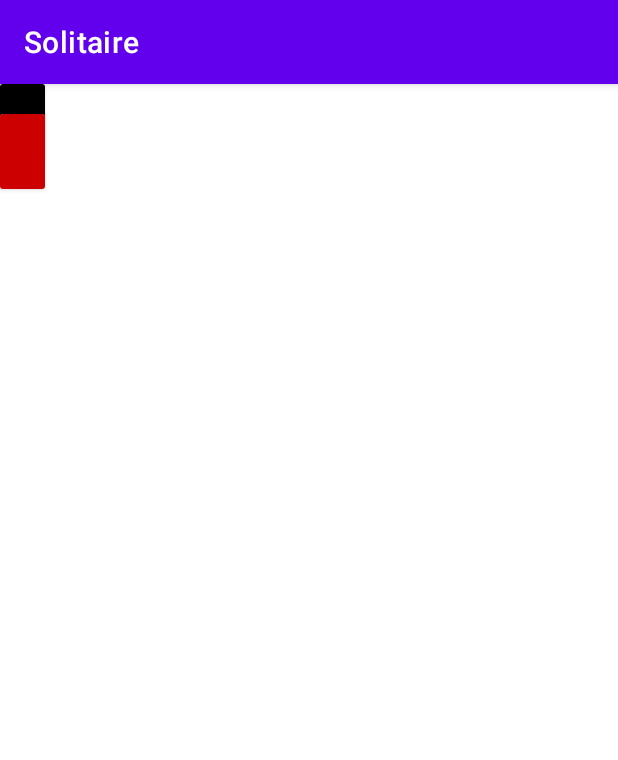
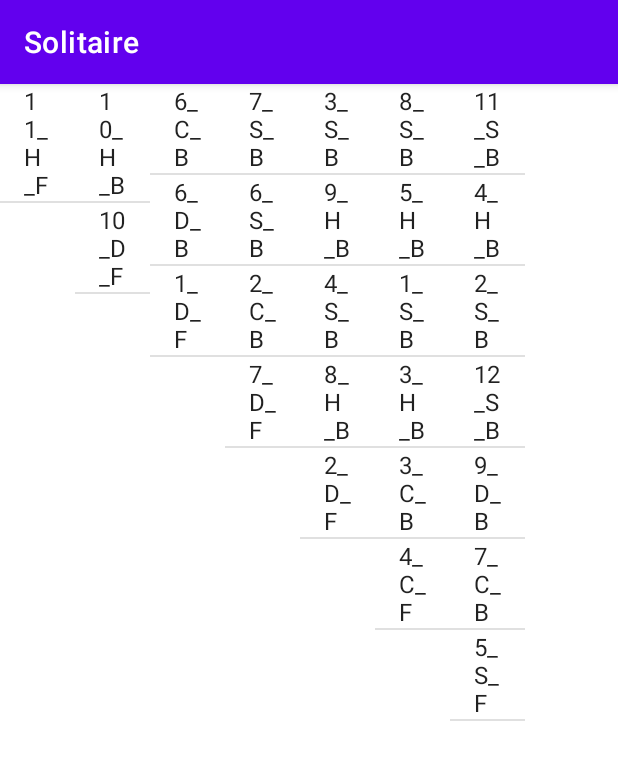
Before and after one commit to kurramkurram/solitaire, an Android app: the screen it shows after launch (MainActivity), on a phone screen of 412 x 824 dp. Shown: the top 760 px of the screen. Run offline under Robolectric (Android 15) with nearby library versions, the phone set to English and light mode, and no system bars.

Commit message:
[Add] Dummy list view

```diff
--- /dev/null
+++ b/app/src/main/java/io/github/kurramkurram/solitaire/view/CardListAdapter.kt
@@ -0,0 +1,28 @@
+package io.github.kurramkurram.solitaire.view
+
+import android.content.Context
+import android.view.LayoutInflater
+import android.view.View
+import android.view.ViewGroup
+import android.widget.ArrayAdapter
+import android.widget.TextView
+import io.github.kurramkurram.solitaire.data.TrumpCard
+
+class CardListAdapter(context: Context, list: List<TrumpCard>) :
+    ArrayAdapter<TrumpCard>(context, 0, list) {
+
+    private val inflater: LayoutInflater = LayoutInflater.from(context)
+
+    override fun getView(position: Int, convertView: View?, parent: ViewGroup): View {
+        var view = convertView
+        if (view == null) {
+            view = inflater.inflate(android.R.layout.simple_list_item_1, parent, false)
+        }
+
+        val data = getItem(position)
+        val text = "${data!!.number.ordinal}_${data.pattern.name[0]}_${data.side.name[0]}"
+        view!!.findViewById<TextView>(android.R.id.text1).text = text
+
+        return view
+    }
+}
--- a/app/src/main/java/io/github/kurramkurram/solitaire/view/SolitaireFragment.kt
+++ b/app/src/main/java/io/github/kurramkurram/solitaire/view/SolitaireFragment.kt
@@ -4,11 +4,13 @@ import android.os.Bundle
 import android.view.LayoutInflater
 import android.view.View
 import android.view.ViewGroup
+import android.widget.Adapter
 import androidx.fragment.app.Fragment
 import androidx.fragment.app.viewModels
 import io.github.kurramkurram.solitaire.R
 import io.github.kurramkurram.solitaire.util.L
 import io.github.kurramkurram.solitaire.viewmodel.SolitaireViewModel
+import kotlinx.android.synthetic.main.fragment_solitaire.*
 
 class SolitaireFragment : Fragment() {
 
@@ -19,12 +21,21 @@ class SolitaireFragment : Fragment() {
         container: ViewGroup?,
         savedInstanceState: Bundle?
     ): View? {
+        solitaireViewModel.initCard()
         return inflater.inflate(R.layout.fragment_solitaire, container, false)
     }
 
     override fun onViewCreated(view: View, savedInstanceState: Bundle?) {
         super.onViewCreated(view, savedInstanceState)
         L.d(TAG, "#onViewCreated")
+
+        listView0.adapter = CardListAdapter(requireContext(), solitaireViewModel.layoutList[0])
+        listView1.adapter = CardListAdapter(requireContext(), solitaireViewModel.layoutList[1])
+        listView2.adapter = CardListAdapter(requireContext(), solitaireViewModel.layoutList[2])
+        listView3.adapter = CardListAdapter(requireContext(), solitaireViewModel.layoutList[3])
+        listView4.adapter = CardListAdapter(requireContext(), solitaireViewModel.layoutList[4])
+        listView5.adapter = CardListAdapter(requireContext(), solitaireViewModel.layoutList[5])
+        listView6.adapter = CardListAdapter(requireContext(), solitaireViewModel.layoutList[6])
     }
 
     companion object {
--- a/app/src/main/java/io/github/kurramkurram/solitaire/viewmodel/SolitaireViewModel.kt
+++ b/app/src/main/java/io/github/kurramkurram/solitaire/viewmodel/SolitaireViewModel.kt
@@ -156,7 +156,7 @@ class SolitaireViewModel : ViewModel() {
                     start += size
                     size++
                     end = start + size
-                    add(list.subList(start, end))
+                    add(mutableList)
                     if (end > TOTAL_CARD_SIZE) {
                         return@run
                     }
--- a/app/src/main/res/layout/fragment_solitaire.xml
+++ b/app/src/main/res/layout/fragment_solitaire.xml
@@ -5,29 +5,71 @@
     android:layout_height="match_parent"
     android:orientation="vertical">
 
-    <androidx.cardview.widget.CardView
-        android:layout_width="30dp"
-        android:layout_height="50dp"
+    <ListView
+        android:id="@+id/listView0"
+        style="@style/SolitaireListStyle"
         app:layout_constraintStart_toStartOf="parent"
-        app:layout_constraintTop_toTopOf="parent">
+        app:layout_constraintTop_toTopOf="parent" />
 
-        <ImageView
-            android:layout_width="match_parent"
-            android:layout_height="match_parent"
-            android:src="@color/black" />
-    </androidx.cardview.widget.CardView>
+    <ListView
+        android:id="@+id/listView1"
+        style="@style/SolitaireListStyle"
+        app:layout_constraintStart_toEndOf="@id/listView0"
+        app:layout_constraintTop_toTopOf="parent" />
 
-    <androidx.cardview.widget.CardView
-        android:layout_width="30dp"
-        android:layout_height="50dp"
-        android:layout_marginTop="20dp"
-        app:layout_constraintStart_toStartOf="parent"
-        app:layout_constraintTop_toTopOf="parent">
+    <ListView
+        android:id="@+id/listView2"
+        style="@style/SolitaireListStyle"
+        app:layout_constraintStart_toEndOf="@id/listView1"
+        app:layout_constraintTop_toTopOf="parent" />
 
-        <ImageView
-            android:layout_width="match_parent"
-            android:layout_height="match_parent"
-            android:src="@android:color/holo_red_dark" />
-    </androidx.cardview.widget.CardView>
+    <ListView
+        android:id="@+id/listView3"
+        style="@style/SolitaireListStyle"
+        app:layout_constraintStart_toEndOf="@id/listView2"
+        app:layout_constraintTop_toTopOf="parent" />
+
+    <ListView
+        android:id="@+id/listView4"
+        style="@style/SolitaireListStyle"
+        app:layout_constraintStart_toEndOf="@id/listView3"
+        app:layout_constraintTop_toTopOf="parent" />
+
+    <ListView
+        android:id="@+id/listView5"
+        style="@style/SolitaireListStyle"
+        app:layout_constraintStart_toEndOf="@id/listView4"
+        app:layout_constraintTop_toTopOf="parent" />
+
+    <ListView
+        android:id="@+id/listView6"
+        style="@style/SolitaireListStyle"
+        app:layout_constraintStart_toEndOf="@id/listView5"
+        app:layout_constraintTop_toTopOf="parent" />
+
+    <!--    <androidx.cardview.widget.CardView-->
+    <!--        android:layout_width="30dp"-->
+    <!--        android:layout_height="50dp"-->
+    <!--        app:layout_constraintStart_toStartOf="parent"-->
+    <!--        app:layout_constraintTop_toTopOf="parent">-->
+
+    <!--        <ImageView-->
+    <!--            android:layout_width="match_parent"-->
+    <!--            android:layout_height="match_parent"-->
+    <!--            android:src="@color/black" />-->
+    <!--    </androidx.cardview.widget.CardView>-->
+
+    <!--    <androidx.cardview.widget.CardView-->
+    <!--        android:layout_width="30dp"-->
+    <!--        android:layout_height="50dp"-->
+    <!--        android:layout_marginTop="20dp"-->
+    <!--        app:layout_constraintStart_toStartOf="parent"-->
+    <!--        app:layout_constraintTop_toTopOf="parent">-->
+
+    <!--        <ImageView-->
+    <!--            android:layout_width="match_parent"-->
+    <!--            android:layout_height="match_parent"-->
+    <!--            android:src="@android:color/holo_red_dark" />-->
+    <!--    </androidx.cardview.widget.CardView>-->
 
 </androidx.constraintlayout.widget.ConstraintLayout>
--- a/app/src/main/res/values/themes.xml
+++ b/app/src/main/res/values/themes.xml
@@ -13,4 +13,9 @@
         <item name="android:statusBarColor">?attr/colorPrimaryVariant</item>
         <!-- Customize your theme here. -->
     </style>
+
+    <style name="SolitaireListStyle">
+        <item name="android:layout_width">50dp</item>
+        <item name="android:layout_height">match_parent</item>
+    </style>
 </resources>
```
